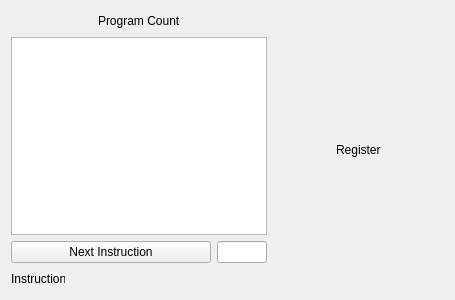
FizzyGalacticus/gbdynbintrans, file src/cpu.ui: the form before one commit.
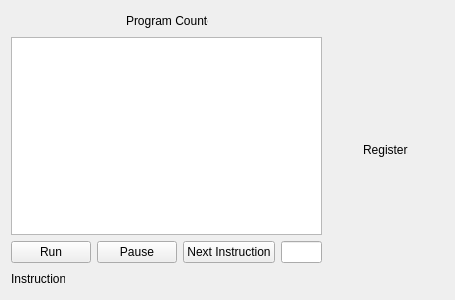
The form after the commit.

Commit message: Added functions and buttons to just constantly run program, with 1 second intervals between instructions.

The edit to the form file:
```diff
--- a/src/cpu.ui
+++ b/src/cpu.ui
@@ -77,8 +77,8 @@
           <string>&lt;!DOCTYPE HTML PUBLIC &quot;-//W3C//DTD HTML 4.0//EN&quot; &quot;http://www.w3.org/TR/REC-html40/strict.dtd&quot;&gt;
 &lt;html&gt;&lt;head&gt;&lt;meta name=&quot;qrichtext&quot; content=&quot;1&quot; /&gt;&lt;style type=&quot;text/css&quot;&gt;
 p, li { white-space: pre-wrap; }
-&lt;/style&gt;&lt;/head&gt;&lt;body style=&quot; font-family:'MS Shell Dlg 2'; font-size:8.25pt; font-weight:400; font-style:normal;&quot;&gt;
-&lt;p style=&quot;-qt-paragraph-type:empty; margin-top:0px; margin-bottom:0px; margin-left:0px; margin-right:0px; -qt-block-indent:0; text-indent:0px;&quot;&gt;&lt;br /&gt;&lt;/p&gt;&lt;/body&gt;&lt;/html&gt;</string>
+&lt;/style&gt;&lt;/head&gt;&lt;body style=&quot; font-family:'Cantarell'; font-size:11pt; font-weight:400; font-style:normal;&quot;&gt;
+&lt;p style=&quot;-qt-paragraph-type:empty; margin-top:0px; margin-bottom:0px; margin-left:0px; margin-right:0px; -qt-block-indent:0; text-indent:0px; font-family:'MS Shell Dlg 2'; font-size:8.25pt;&quot;&gt;&lt;br /&gt;&lt;/p&gt;&lt;/body&gt;&lt;/html&gt;</string>
          </property>
         </widget>
        </item>
@@ -87,6 +87,20 @@
          <property name="sizeConstraint">
           <enum>QLayout::SetMaximumSize</enum>
          </property>
+         <item>
+          <widget class="QPushButton" name="runButton">
+           <property name="text">
+            <string>Run</string>
+           </property>
+          </widget>
+         </item>
+         <item>
+          <widget class="QPushButton" name="pauseButton">
+           <property name="text">
+            <string>Pause</string>
+           </property>
+          </widget>
+         </item>
          <item>
           <widget class="QPushButton" name="nextInstructionButton">
            <property name="text">
```
The commit also changes 2 other files.
